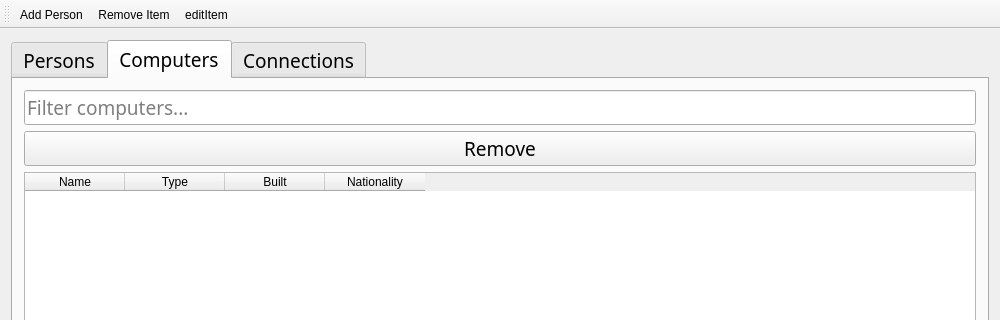
First picture: the form in mainwindow.ui, repository Fanarito/VLN1, before the edit; both pictures show x 0 to 1000 and y 0 to 320 of the 1000 by 1000 pixel window.
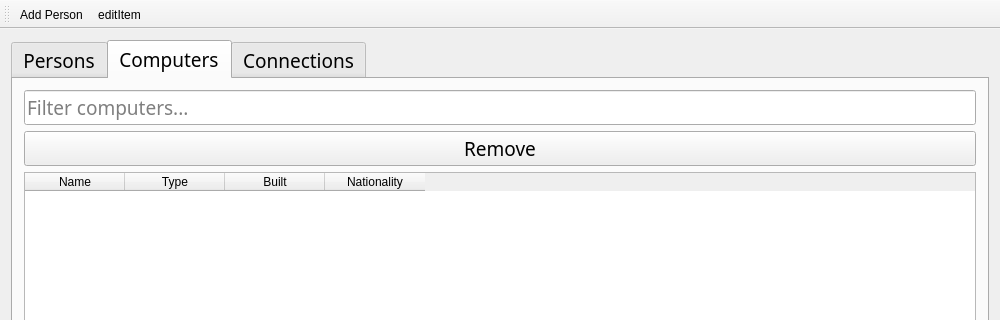
Second picture: the form after the edit. Icons and pictures are not drawn.

What changed in the file:
```diff
--- a/mainwindow.ui
+++ b/mainwindow.ui
@@ -215,7 +215,6 @@
     <bool>false</bool>
    </attribute>
    <addaction name="actionAdd_Person"/>
-   <addaction name="actionRemove_Item"/>
    <addaction name="actionEditItem"/>
   </widget>
   <widget class="QStatusBar" name="statusBar"/>
@@ -228,15 +227,6 @@
     <string>Add Person</string>
    </property>
   </action>
-  <action name="actionRemove_Item">
-   <property name="icon">
-    <iconset resource="resource.qrc">
-     <normaloff>:/remove/images/Remove.png</normaloff>:/remove/images/Remove.png</iconset>
-   </property>
-   <property name="text">
-    <string>Remove Item</string>
-   </property>
-  </action>
   <action name="actionEditItem">
    <property name="icon">
     <iconset resource="resource.qrc">
```
Left out of the diff: 2 changed lines with no effect on the pictures.
